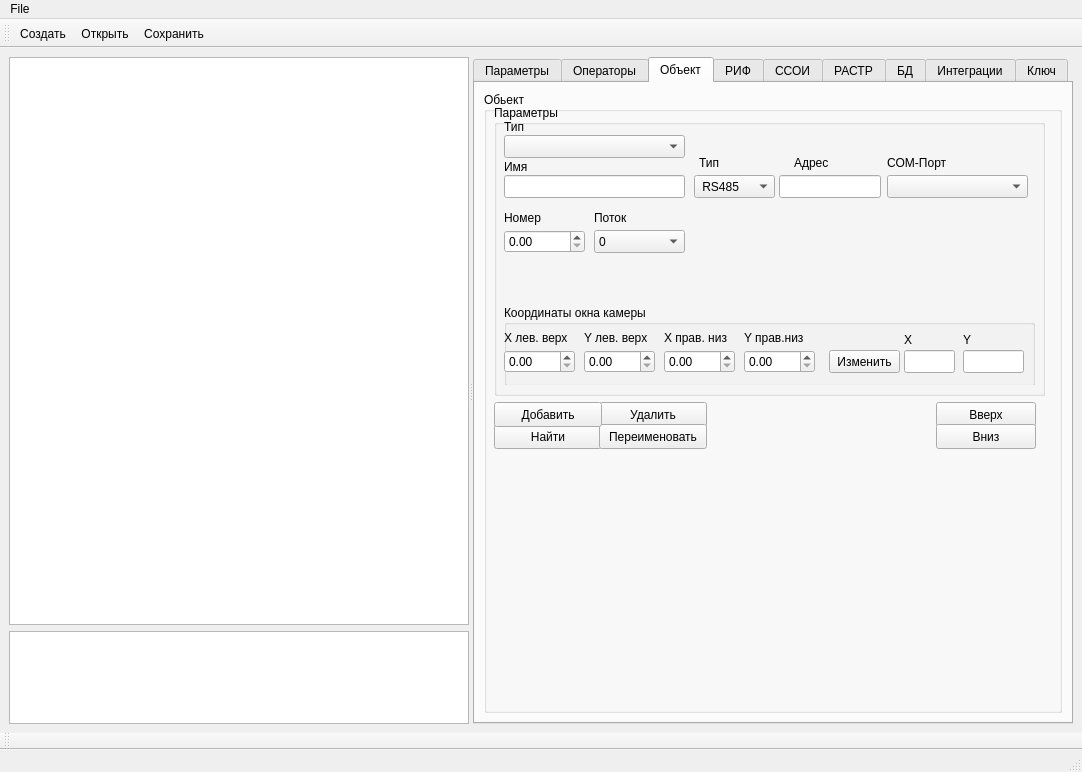
First picture: the form in m_cfg/MainWindowCFG.ui, repository xXRadioHeadXx/start7, before the edit.
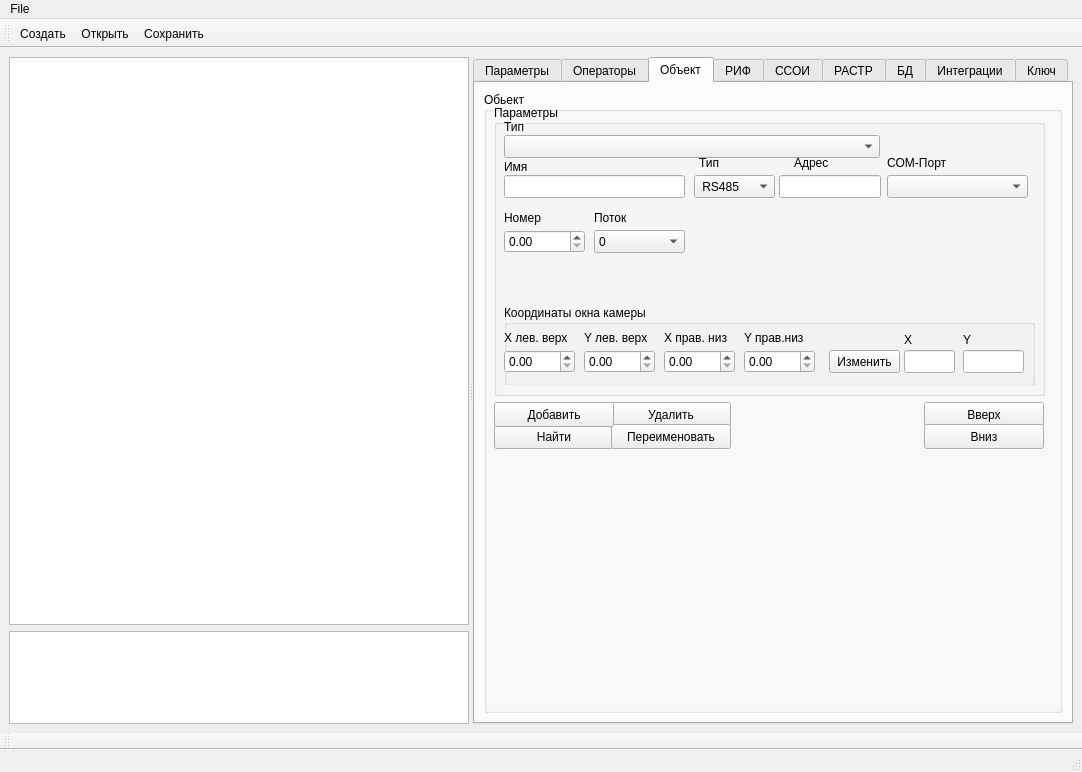
Second picture: the form after the edit. The open tabs and pages were chosen to show the change. Icons and pictures are not drawn. Custom widgets are drawn as their Qt base class.

```diff
--- a/m_cfg/MainWindowCFG.ui
+++ b/m_cfg/MainWindowCFG.ui
@@ -603,7 +603,7 @@
               <rect>
                <x>10</x>
                <y>30</y>
-               <width>181</width>
+               <width>376</width>
                <height>23</height>
               </rect>
              </property>
@@ -2087,7 +2087,7 @@
                  <rect>
                   <x>3</x>
                   <y>10</y>
-                  <width>73</width>
+                  <width>131</width>
                   <height>16</height>
                  </rect>
                 </property>
@@ -2628,9 +2628,9 @@
             <widget class="QPushButton" name="pushButton_2">
              <property name="geometry">
               <rect>
-               <x>105</x>
+               <x>117</x>
                <y>0</y>
-               <width>108</width>
+               <width>120</width>
                <height>25</height>
               </rect>
              </property>
@@ -2648,7 +2648,7 @@
              </property>
              <property name="maximumSize">
               <size>
-               <width>100</width>
+               <width>999</width>
                <height>25</height>
               </size>
              </property>
@@ -2659,9 +2659,9 @@
             <widget class="QPushButton" name="pushButton_moveUp">
              <property name="geometry">
               <rect>
-               <x>442</x>
+               <x>430</x>
                <y>0</y>
-               <width>100</width>
+               <width>120</width>
                <height>25</height>
               </rect>
              </property>
@@ -2679,7 +2679,7 @@
              </property>
              <property name="maximumSize">
               <size>
-               <width>100</width>
+               <width>999</width>
                <height>25</height>
               </size>
              </property>
@@ -2692,7 +2692,7 @@
               <rect>
                <x>0</x>
                <y>22</y>
-               <width>108</width>
+               <width>120</width>
                <height>25</height>
               </rect>
              </property>
@@ -2710,7 +2710,7 @@
              </property>
              <property name="maximumSize">
               <size>
-               <width>100</width>
+               <width>999</width>
                <height>25</height>
               </size>
              </property>
@@ -2721,9 +2721,9 @@
             <widget class="QPushButton" name="pushButton_4">
              <property name="geometry">
               <rect>
-               <x>105</x>
+               <x>117</x>
                <y>22</y>
-               <width>108</width>
+               <width>120</width>
                <height>25</height>
               </rect>
              </property>
@@ -2741,7 +2741,7 @@
              </property>
              <property name="maximumSize">
               <size>
-               <width>100</width>
+               <width>999</width>
                <height>25</height>
               </size>
              </property>
@@ -2752,9 +2752,9 @@
             <widget class="QPushButton" name="pushButton_moveDown">
              <property name="geometry">
               <rect>
-               <x>442</x>
+               <x>430</x>
                <y>22</y>
-               <width>100</width>
+               <width>120</width>
                <height>25</height>
               </rect>
              </property>
@@ -2772,7 +2772,7 @@
              </property>
              <property name="maximumSize">
               <size>
-               <width>100</width>
+               <width>999</width>
                <height>25</height>
               </size>
              </property>
@@ -2785,7 +2785,7 @@
               <rect>
                <x>0</x>
                <y>0</y>
-               <width>108</width>
+               <width>120</width>
                <height>25</height>
               </rect>
              </property>
```
Left out of the diff: 4 changed lines with no effect on the pictures.
